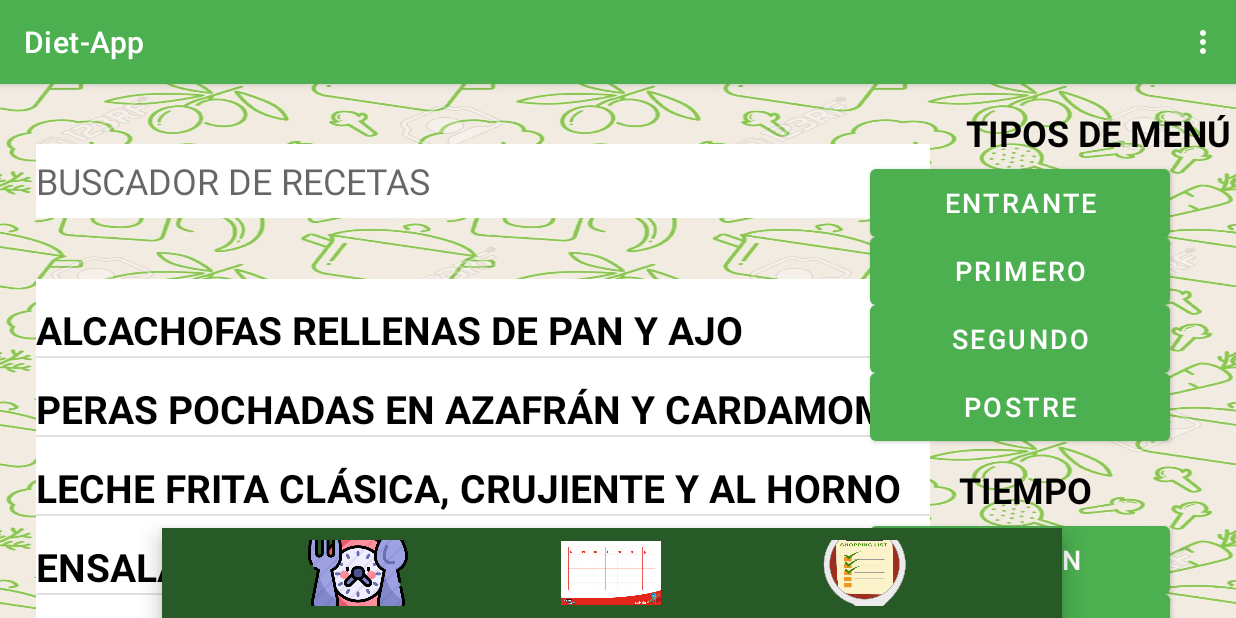
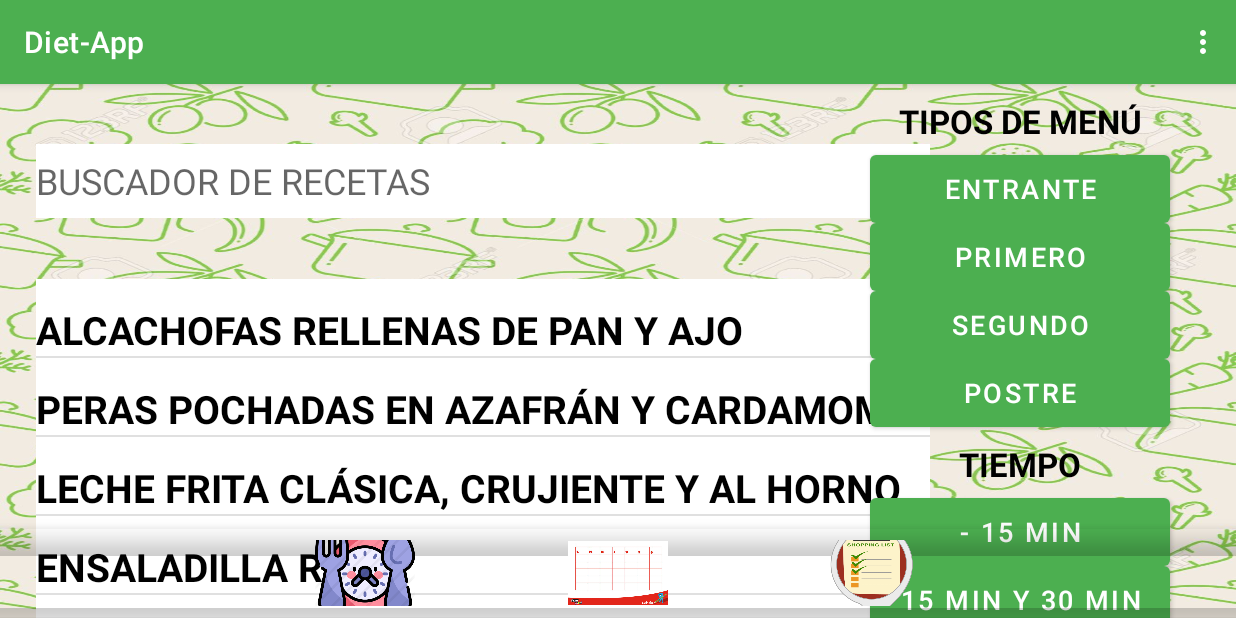
Before and after one commit to Adrian1MT/Diet-App, an Android app: the Visualizar_Recetas screen opened directly, with no data from a screen before it, on a phone screen of 824 x 412 dp (held sideways). Run offline under Robolectric (Android 15) with nearby library versions, the phone set to English and light mode, and no system bars.

Commit message:
fondo transparente de la barra de navegación

```diff
--- a/Aplicacion/app/src/main/res/layout/activity_dietario.xml
+++ b/Aplicacion/app/src/main/res/layout/activity_dietario.xml
@@ -111,8 +111,9 @@
     <com.google.android.material.bottomnavigation.BottomNavigationView
         android:id="@+id/BotonNavegacion"
         style="@style/BotonNavegacion"
-        android:layout_width="600dp"
+        android:layout_width="2000dp"
         android:layout_height="60dp"
+        android:background="@android:color/transparent"
         app:layout_constraintBottom_toBottomOf="parent"
         app:layout_constraintEnd_toEndOf="parent"
         app:layout_constraintHorizontal_bias="0.481"
--- a/Aplicacion/app/src/main/res/layout/activity_filtro_lista_compra_almacen.xml
+++ b/Aplicacion/app/src/main/res/layout/activity_filtro_lista_compra_almacen.xml
@@ -10,8 +10,9 @@
     <com.google.android.material.bottomnavigation.BottomNavigationView
         android:id="@+id/BotonNavegacion"
         style="@style/BotonNavegacion"
-        android:layout_width="600dp"
+        android:layout_width="2000dp"
         android:layout_height="60dp"
+        android:background="@android:color/transparent"
         app:layout_constraintBottom_toBottomOf="parent"
         app:layout_constraintEnd_toEndOf="parent"
         app:layout_constraintHorizontal_bias="0.481"
--- a/Aplicacion/app/src/main/res/layout/visualizar__recetas.xml
+++ b/Aplicacion/app/src/main/res/layout/visualizar__recetas.xml
@@ -10,11 +10,12 @@
     <com.google.android.material.bottomnavigation.BottomNavigationView
         android:id="@+id/BotonNavegacion"
         style="@style/BotonNavegacion"
-        android:layout_width="600dp"
+        android:layout_width="2000dp"
         android:layout_height="60dp"
+        android:background="@android:color/transparent"
+        app:itemHorizontalTranslationEnabled="true"
         app:layout_constraintBottom_toBottomOf="parent"
         app:layout_constraintEnd_toEndOf="parent"
-        app:layout_constraintHorizontal_bias="0.481"
         app:layout_constraintStart_toStartOf="parent"
         app:menu="@menu/boton_navegacion" />
 
@@ -89,13 +90,13 @@
         android:id="@+id/textView3"
         android:layout_width="wrap_content"
         android:layout_height="wrap_content"
-        android:layout_marginTop="16dp"
-        android:layout_marginEnd="96dp"
+        android:layout_marginTop="10dp"
         android:text="TIEMPO"
         android:textColor="@color/black"
-        android:textSize="24sp"
+        android:textSize="22sp"
         android:textStyle="bold"
-        app:layout_constraintEnd_toEndOf="parent"
+        app:layout_constraintEnd_toEndOf="@+id/btnmenor"
+        app:layout_constraintStart_toStartOf="@+id/btnmenor"
         app:layout_constraintTop_toBottomOf="@+id/btnpostre" />
 
     <Button
@@ -168,13 +169,13 @@
         android:id="@+id/textView4"
         android:layout_width="wrap_content"
         android:layout_height="wrap_content"
-        android:layout_marginTop="16dp"
-        android:layout_marginEnd="80dp"
+        android:layout_marginTop="10dp"
         android:text="DIFICULTAD"
         android:textColor="@color/black"
-        android:textSize="24sp"
+        android:textSize="22sp"
         android:textStyle="bold"
-        app:layout_constraintEnd_toEndOf="parent"
+        app:layout_constraintEnd_toEndOf="@+id/btnalta"
+        app:layout_constraintStart_toStartOf="@+id/btnalta"
         app:layout_constraintTop_toBottomOf="@+id/btnmayor" />
 
     <androidx.recyclerview.widget.RecyclerView
@@ -194,14 +195,13 @@
         android:id="@+id/textView2"
         android:layout_width="wrap_content"
         android:layout_height="wrap_content"
-        android:layout_marginTop="16dp"
+        android:layout_marginTop="10dp"
         android:text="TIPOS DE MENÚ"
         android:textColor="@color/black"
-        android:textSize="24sp"
+        android:textSize="22sp"
         android:textStyle="bold"
-        app:layout_constraintEnd_toEndOf="parent"
-        app:layout_constraintHorizontal_bias="0.887"
-        app:layout_constraintStart_toEndOf="@+id/idBuscador"
+        app:layout_constraintEnd_toEndOf="@+id/btnentrante"
+        app:layout_constraintStart_toStartOf="@+id/btnentrante"
         app:layout_constraintTop_toTopOf="parent" />
 
     <EditText
```
